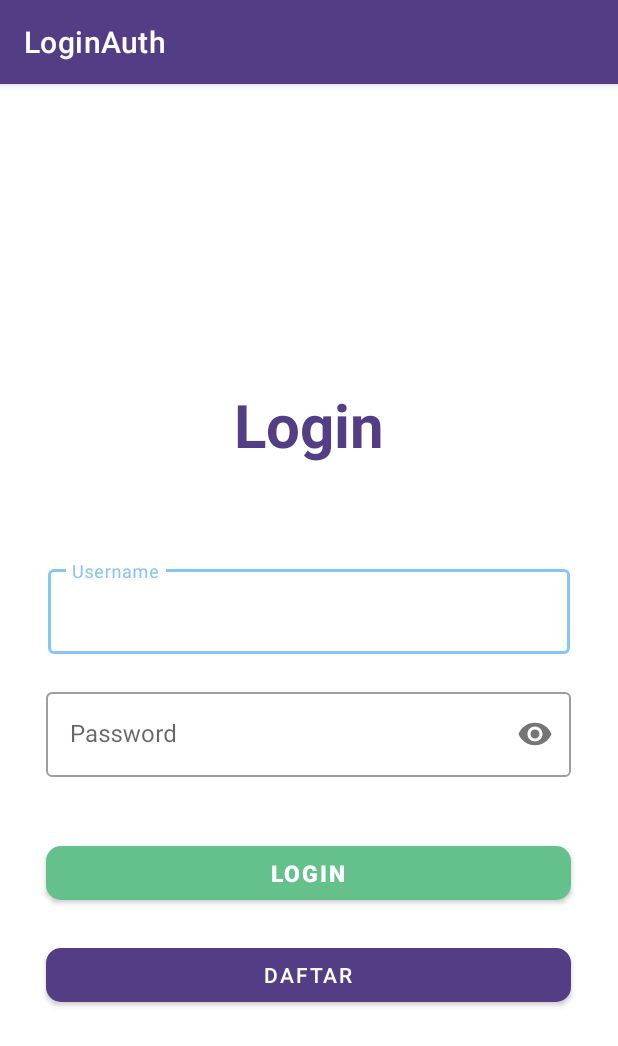
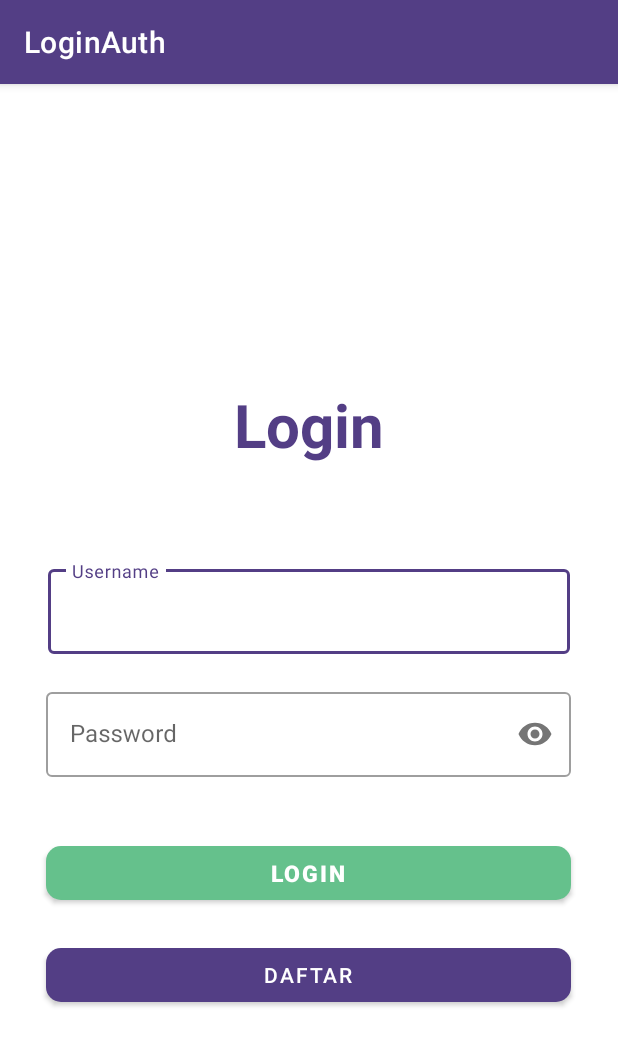
Before and after one commit to rian0502/LoginAuth, an Android app: the screen it shows after launch (LoginActivity), on a phone screen of 412 x 824 dp. Shown: the top 1046 px of the screen. Run offline under Robolectric (Android 15) with nearby library versions, the light colour scheme and no system bars; Roboto replaces fonts that are not available here.

Commit message:
make new material

```diff
--- a/app/src/main/res/values/themes.xml
+++ b/app/src/main/res/values/themes.xml
@@ -2,7 +2,7 @@
     <!-- Base application theme. -->
     <style name="Theme.LoginAuth" parent="Theme.MaterialComponents.Light.DarkActionBar">
         <!-- Primary brand color. -->
-        <item name="colorPrimary">#86C6F4</item>
+        <item name="colorPrimary">@color/appBar</item>
         <item name="colorPrimaryDark">@color/black</item>
         <item name="colorAccent">@color/teal_200</item>
         <!-- Customize your theme here. -->
```
